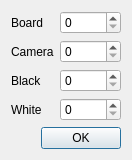
The window that escam/dialoggreyscalesettings.ui (Entwicklungsburo-Stresing/EBST_CAM) describes before a commit, drawn with Qt 5.
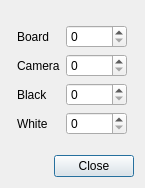
The same window after the commit.

Commit message:
Update closing behavior for dialogs
Change ok buttons to close and automatically save changes with out confirming. Moved the Cameras and Reset axes menu actions to chart settings.

```diff
--- a/escam/dialoggreyscalesettings.ui
+++ b/escam/dialoggreyscalesettings.ui
@@ -6,8 +6,8 @@
    <rect>
     <x>0</x>
     <y>0</y>
-    <width>126</width>
-    <height>159</height>
+    <width>145</width>
+    <height>188</height>
    </rect>
   </property>
   <property name="windowTitle">
@@ -121,7 +121,7 @@
    <item>
     <widget class="QDialogButtonBox" name="buttonBox">
      <property name="standardButtons">
-      <set>QDialogButtonBox::Ok</set>
+      <set>QDialogButtonBox::StandardButton::Close</set>
      </property>
     </widget>
    </item>
```
Left out of the diff: 18 changed lines with no effect on the pictures. The commit also changes 19 other files.
